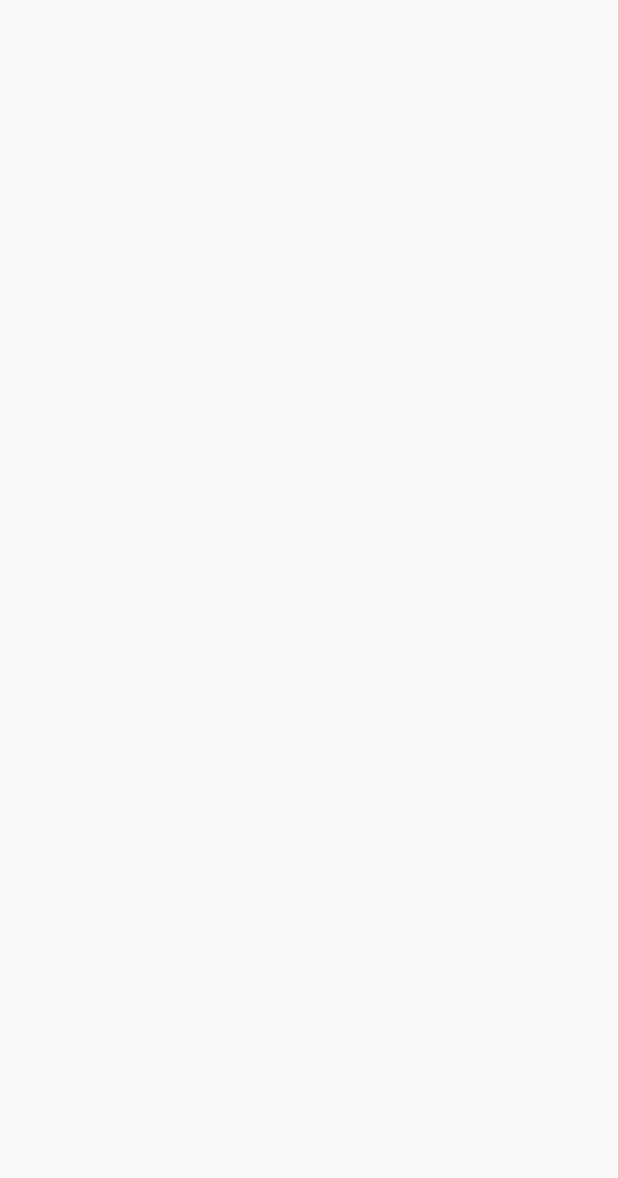
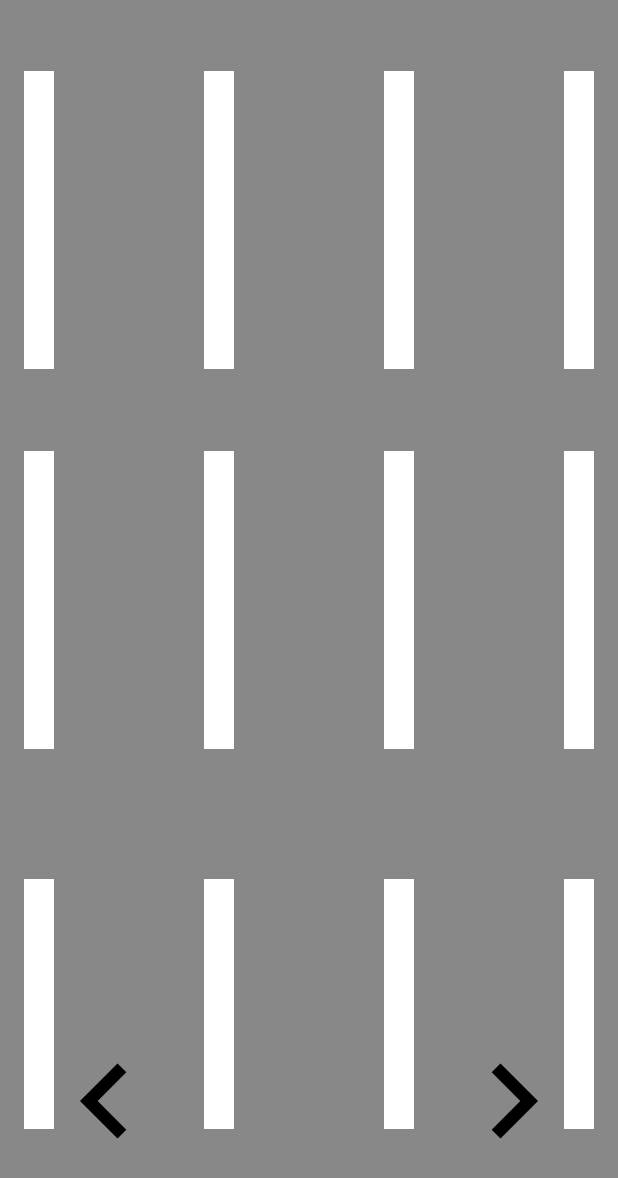
Before and after one commit to CrypeDJ/CarGame, an Android app built with Jetpack Compose: the GameScreen screen opened through its navigation route, on a phone screen of 412 x 824 dp. Before the commit the part shown is empty. Shown: the top 1178 px of the screen. Run offline under Robolectric (Android 15) with nearby library versions, the phone set to English and light mode, and no system bars.

Commit message:
Game and Game Over Screens

```diff
--- a/app/src/main/AndroidManifest.xml
+++ b/app/src/main/AndroidManifest.xml
@@ -13,7 +13,7 @@
         android:theme="@style/Theme.CarGame"
         tools:targetApi="31">
         <activity
-            android:name=".MainActivity"
+            android:name=".presentation.MainActivity"
             android:exported="true"
             android:label="@string/app_name"
             android:theme="@style/Theme.CarGame">
--- a/app/src/main/java/com/crype/cargame/MainActivity.kt
+++ b/app/src/main/java/com/crype/cargame/presentation/MainActivity.kt
@@ -1,4 +1,4 @@
-package com.crype.cargame
+package com.crype.cargame.presentation
 
 import android.os.Bundle
 import androidx.activity.ComponentActivity
@@ -7,7 +7,7 @@ import androidx.activity.enableEdgeToEdge
 import androidx.navigation.compose.rememberNavController
 import com.crype.cargame.presentation.navigation.NavGraph
 import com.crype.cargame.presentation.navigation.Screens
-import com.crype.cargame.ui.theme.CarGameTheme
+import com.crype.cargame.presentation.ui.theme.CarGameTheme
 
 class MainActivity : ComponentActivity() {
     override fun onCreate(savedInstanceState: Bundle?) {
--- /dev/null
+++ b/app/src/main/java/com/crype/cargame/presentation/components/CarControl.kt
@@ -0,0 +1,37 @@
+package com.crype.cargame.presentation.components
+
+import androidx.compose.foundation.interaction.MutableInteractionSource
+import androidx.compose.foundation.layout.Arrangement
+import androidx.compose.foundation.layout.Row
+import androidx.compose.foundation.layout.fillMaxSize
+import androidx.compose.foundation.layout.padding
+import androidx.compose.material.icons.Icons
+import androidx.compose.material.icons.automirrored.filled.KeyboardArrowLeft
+import androidx.compose.material.icons.automirrored.filled.KeyboardArrowRight
+import androidx.compose.runtime.Composable
+import androidx.compose.ui.Alignment
+import androidx.compose.ui.Modifier
+import androidx.compose.ui.unit.dp
+
+@Composable
+fun CarControl(
+    rightInteractionSource: MutableInteractionSource,
+    leftInteractionSource: MutableInteractionSource
+) {
+    Row(
+        horizontalArrangement = Arrangement.SpaceBetween,
+        modifier = Modifier
+            .fillMaxSize()
+            .padding(horizontal = 20.dp, vertical = 40.dp),
+        verticalAlignment = Alignment.Bottom
+    ) {
+        ControlButton(
+            interactionSource = leftInteractionSource,
+            imageVector = Icons.AutoMirrored.Filled.KeyboardArrowLeft
+        )
+        ControlButton(
+            interactionSource = rightInteractionSource,
+            imageVector = Icons.AutoMirrored.Filled.KeyboardArrowRight
+        )
+    }
+}
--- /dev/null
+++ b/app/src/main/java/com/crype/cargame/presentation/components/ControlButton.kt
@@ -0,0 +1,34 @@
+package com.crype.cargame.presentation.components
+
+import androidx.compose.foundation.interaction.MutableInteractionSource
+import androidx.compose.foundation.layout.size
+import androidx.compose.material3.Icon
+import androidx.compose.material3.IconButton
+import androidx.compose.material3.IconButtonDefaults
+import androidx.compose.runtime.Composable
+import androidx.compose.ui.Modifier
+import androidx.compose.ui.graphics.Color
+import androidx.compose.ui.graphics.vector.ImageVector
+import androidx.compose.ui.unit.dp
+
+@Composable
+fun ControlButton(
+    interactionSource: MutableInteractionSource,
+    imageVector: ImageVector
+) {
+    IconButton(
+        onClick = {},
+        colors = IconButtonDefaults.iconButtonColors().copy(
+            contentColor = Color.Black,
+            containerColor = Color.Transparent
+        ),
+        interactionSource = interactionSource,
+        modifier = Modifier.size(100.dp)
+    ) {
+        Icon(
+            imageVector = imageVector,
+            contentDescription = "",
+            modifier = Modifier.size(100.dp)
+        )
+    }
+}
--- /dev/null
+++ b/app/src/main/java/com/crype/cargame/presentation/components/Road.kt
@@ -0,0 +1,26 @@
+package com.crype.cargame.presentation.components
+
+import androidx.compose.foundation.background
+import androidx.compose.foundation.layout.Arrangement
+import androidx.compose.foundation.layout.Row
+import androidx.compose.foundation.layout.fillMaxWidth
+import androidx.compose.foundation.layout.padding
+import androidx.compose.runtime.Composable
+import androidx.compose.ui.Modifier
+import androidx.compose.ui.graphics.Color
+import androidx.compose.ui.unit.dp
+
+@Composable
+fun Road() {
+    Row(
+        horizontalArrangement = Arrangement.SpaceBetween,
+        modifier = Modifier
+            .fillMaxWidth()
+            .background(color = Color.Gray)
+            .padding(horizontal = 10.dp)
+    ) {
+        for (i in 0..3) {
+            RoadLine(time = 1000)
+        }
+    }
+}
--- /dev/null
+++ b/app/src/main/java/com/crype/cargame/presentation/components/RoadLine.kt
@@ -0,0 +1,61 @@
+package com.crype.cargame.presentation.components
+
+import androidx.compose.animation.core.LinearEasing
+import androidx.compose.animation.core.animateFloat
+import androidx.compose.animation.core.infiniteRepeatable
+import androidx.compose.animation.core.rememberInfiniteTransition
+import androidx.compose.animation.core.tween
+import androidx.compose.foundation.Canvas
+import androidx.compose.foundation.layout.fillMaxHeight
+import androidx.compose.foundation.layout.padding
+import androidx.compose.runtime.Composable
+import androidx.compose.ui.Modifier
+import androidx.compose.ui.graphics.Color
+import androidx.compose.ui.unit.dp
+import kotlin.math.ceil
+
+@Composable
+fun RoadLine(
+    time: Int,
+) {
+    val stripeWidth = 30f
+    val stripeHeight = 250f
+    val stripeSpacing = 130f
+    val totalHeight = stripeHeight + stripeSpacing
+
+    val infiniteTransition = rememberInfiniteTransition(label = "")
+    val offsetY = infiniteTransition.animateFloat(
+        initialValue = 0f,
+        targetValue = totalHeight,
+        animationSpec = infiniteRepeatable(tween(time, easing = LinearEasing)),
+        label = ""
+    )
+
+    Canvas(
+        modifier = Modifier
+            .fillMaxHeight()
+            .padding(16.dp)
+    ) {
+        val stripeCount = ceil(size.height / totalHeight).toInt() + 1
+        val centerX = size.width / 2
+        val stripeXStart = centerX - stripeWidth / 2
+
+        val topRectHeight = stripeHeight * (offsetY.value / stripeHeight) - stripeSpacing
+        if (offsetY.value > stripeSpacing) {
+            drawRect(
+                color = Color.White,
+                topLeft = androidx.compose.ui.geometry.Offset(stripeXStart, 0f),
+                size = androidx.compose.ui.geometry.Size(stripeWidth, topRectHeight)
+            )
+        }
+        for (i in 0 until stripeCount) {
+            val y = (i * totalHeight + offsetY.value) % size.height
+
+            drawRect(
+                color = Color.White,
+                topLeft = androidx.compose.ui.geometry.Offset(stripeXStart, y),
+                size = androidx.compose.ui.geometry.Size(stripeWidth, stripeHeight)
+            )
+        }
+    }
+}
--- a/app/src/main/java/com/crype/cargame/presentation/components/StartButton.kt
+++ b/app/src/main/java/com/crype/cargame/presentation/components/StartButton.kt
@@ -8,9 +8,11 @@ import androidx.compose.material3.Text
 import androidx.compose.runtime.Composable
 import androidx.compose.ui.Modifier
 import androidx.compose.ui.graphics.Color
+import androidx.compose.ui.res.stringResource
 import androidx.compose.ui.text.font.FontWeight
 import androidx.compose.ui.unit.dp
 import androidx.compose.ui.unit.sp
+import com.crype.cargame.R
 
 @Composable
 fun StartButton(
@@ -29,7 +31,7 @@ fun StartButton(
         )
     ) {
         Text(
-            text = "START GAME",
+            text = stringResource(id = R.string.start_game),
             fontSize = 25.sp,
             fontWeight = FontWeight.ExtraBold,
             modifier = Modifier.padding(10.dp),
--- a/app/src/main/java/com/crype/cargame/presentation/screen/GameOverScreen.kt
+++ b/app/src/main/java/com/crype/cargame/presentation/screen/GameOverScreen.kt
@@ -1,8 +1,28 @@
 package com.crype.cargame.presentation.screen
 
+import androidx.compose.foundation.Image
+import androidx.compose.foundation.background
+import androidx.compose.foundation.layout.Box
+import androidx.compose.foundation.layout.fillMaxSize
 import androidx.compose.runtime.Composable
+import androidx.compose.ui.Alignment
+import androidx.compose.ui.Modifier
+import androidx.compose.ui.graphics.Color
+import androidx.compose.ui.res.painterResource
+import com.crype.cargame.R
 
 @Composable
 fun GameOverScreen() {
-
+    Box(
+        modifier = Modifier
+            .background(color = Color.Black)
+            .fillMaxSize(),
+        contentAlignment = Alignment.Center
+    ) {
+        Image(
+            modifier = Modifier.fillMaxSize(),
+            painter = painterResource(id = R.drawable.game_over),
+            contentDescription = ""
+        )
+    }
 }
--- a/app/src/main/java/com/crype/cargame/presentation/screen/GameScreen.kt
+++ b/app/src/main/java/com/crype/cargame/presentation/screen/GameScreen.kt
@@ -1,8 +1,30 @@
 package com.crype.cargame.presentation.screen
 
+import androidx.compose.foundation.interaction.MutableInteractionSource
+import androidx.compose.foundation.interaction.collectIsPressedAsState
 import androidx.compose.runtime.Composable
+import androidx.compose.runtime.getValue
+import androidx.compose.runtime.remember
+import androidx.compose.ui.tooling.preview.Preview
+import com.crype.cargame.presentation.components.CarControl
+import com.crype.cargame.presentation.components.Road
 
 @Composable
 fun GameScreen() {
+    val rightInteractionSource = remember { MutableInteractionSource() }
+    val rightPressed by rightInteractionSource.collectIsPressedAsState()
+    val leftInteractionSource = remember { MutableInteractionSource() }
+    val leftPressed by rightInteractionSource.collectIsPressedAsState()
+    Road()
 
+    CarControl(
+        leftInteractionSource = leftInteractionSource,
+        rightInteractionSource = rightInteractionSource
+    )
 }
+
+@Preview
+@Composable
+fun GamePreview() {
+    GameScreen()
+}
--- a/app/src/main/java/com/crype/cargame/presentation/screen/StartScreen.kt
+++ b/app/src/main/java/com/crype/cargame/presentation/screen/StartScreen.kt
@@ -22,7 +22,7 @@ import androidx.compose.ui.unit.dp
 import androidx.compose.ui.unit.sp
 import com.crype.cargame.R
 import com.crype.cargame.presentation.components.StartButton
-import com.crype.cargame.ui.theme.BoxBackColor
+import com.crype.cargame.presentation.ui.theme.BoxBackColor
 
 @Composable
 fun StartScreen() {
@@ -83,9 +83,3 @@ fun StartScreen() {
         }
     }
 }
-
-@Preview
-@Composable
-fun StartScreenPreview() {
-    StartScreen()
-}
--- a/app/src/main/java/com/crype/cargame/ui/theme/Color.kt
+++ b/app/src/main/java/com/crype/cargame/presentation/ui/theme/Color.kt
@@ -1,4 +1,4 @@
-package com.crype.cargame.ui.theme
+package com.crype.cargame.presentation.ui.theme
 
 import androidx.compose.ui.graphics.Color
 
--- a/app/src/main/java/com/crype/cargame/ui/theme/Theme.kt
+++ b/app/src/main/java/com/crype/cargame/presentation/ui/theme/Theme.kt
@@ -1,4 +1,4 @@
-package com.crype.cargame.ui.theme
+package com.crype.cargame.presentation.ui.theme
 
 import android.app.Activity
 import android.os.Build
--- a/app/src/main/java/com/crype/cargame/ui/theme/Type.kt
+++ b/app/src/main/java/com/crype/cargame/presentation/ui/theme/Type.kt
@@ -1,4 +1,4 @@
-package com.crype.cargame.ui.theme
+package com.crype.cargame.presentation.ui.theme
 
 import androidx.compose.material3.Typography
 import androidx.compose.ui.text.TextStyle
--- a/app/src/main/res/values/strings.xml
+++ b/app/src/main/res/values/strings.xml
@@ -1,4 +1,5 @@
 <resources>
     <string name="app_name">CarGame</string>
     <string name="best_score">Best Score</string>
+    <string name="start_game">START GAME</string>
 </resources>
```
